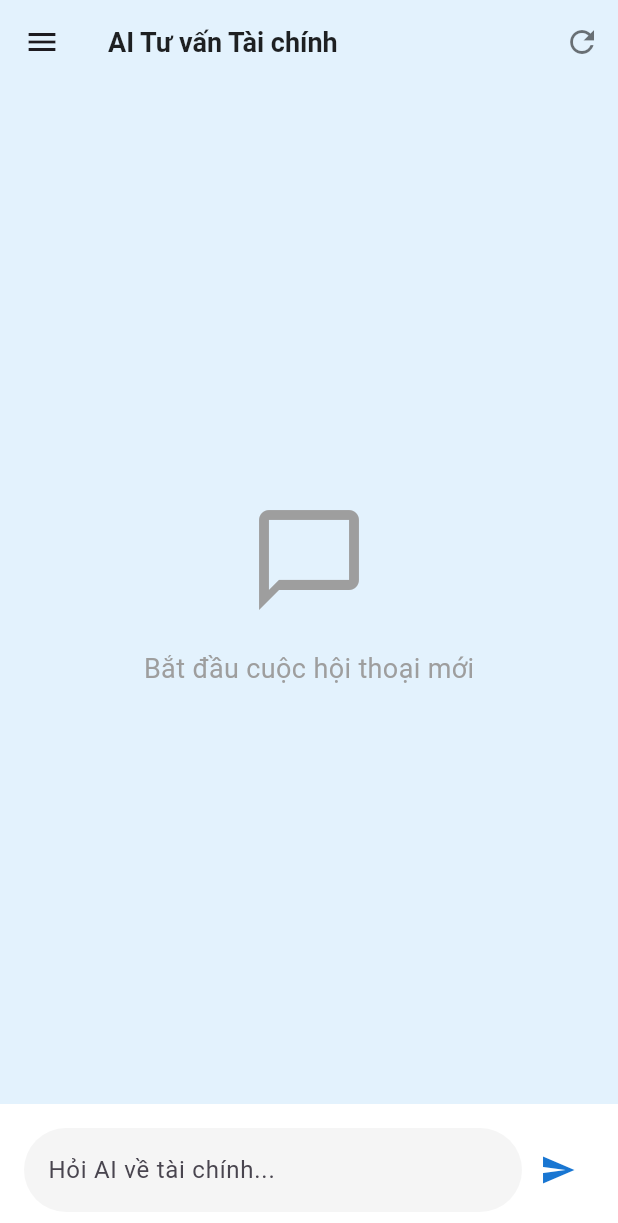
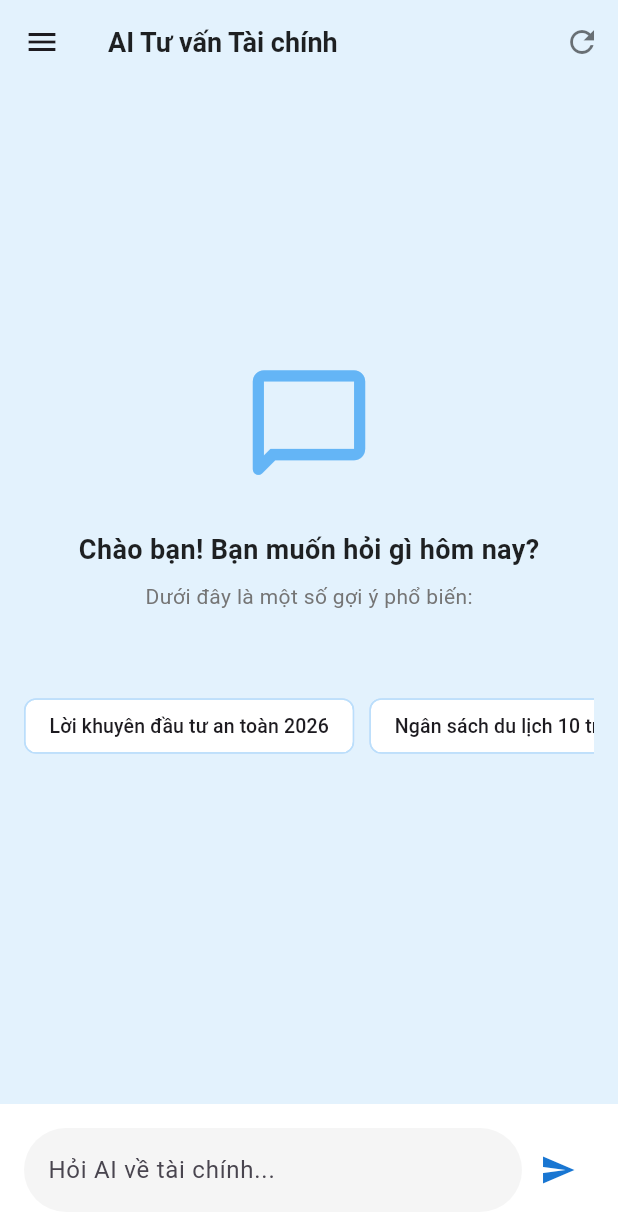
Before and after one commit to nguyentruong032/spend_wisely, a Flutter app: the ChatScreen screen opened directly, on a phone screen of 412 x 824 dp. Shown: the top 1223 px of the screen. Run offline on Flutter 3.47's test engine with Material 3 defaults, Android fonts, the phone set to English and light mode, and no system bars; our stand-ins replace firebase_auth, firebase_core, firebase_database, fl_chart, flutter_colorpicker, flutter_dotenv and 1 more; accounts and stored records are empty.

Commit message:
test change of chat + home

```diff
--- a/lib/Screen/chat_screen.dart
+++ b/lib/Screen/chat_screen.dart
@@ -290,7 +290,7 @@ class _ChatScreenState extends State<ChatScreen> {
               ),
             ),
 
-            // 4. Danh sách các cuộc hội thoại cũ
+            // 4. Danh sách các cuộc hội thoại cũ (SỬA Ở ĐÂY: Thêm icon delete)
             Expanded(
               child: _conversations.isEmpty
                   ? Center(
@@ -329,7 +329,9 @@ class _ChatScreenState extends State<ChatScreen> {
                             ),
                           ),
                           onTap: () {
-                            Navigator.pop(context);
+                            Navigator.pop(
+                              context,
+                            ); // Đóng Drawer trước khi load
                             if (!isSelected) {
                               setState(() {
                                 _currentConversationId = conv.conversationId;
@@ -342,7 +344,20 @@ class _ChatScreenState extends State<ChatScreen> {
                                   Icons.arrow_right,
                                   color: Color(0xFF1976D2),
                                 )
-                              : null,
+                              : IconButton(
+                                  // THÊM: Icon delete nếu không selected
+                                  icon: Icon(
+                                    Icons.delete_outline,
+                                    color: Colors.red[600],
+                                    size: 20,
+                                  ),
+                                  onPressed: () {
+                                    Navigator.pop(context); // Đóng Drawer
+                                    _confirmDeleteConversation(
+                                      conv,
+                                    ); // Gọi confirm xóa single
+                                  },
+                                ),
                         );
                       },
                     ),
@@ -445,30 +460,57 @@ class _ChatScreenState extends State<ChatScreen> {
       child: Column(
         mainAxisAlignment: MainAxisAlignment.center,
         children: [
-          Icon(Icons.chat_bubble_outline, size: 80, color: Colors.grey),
-          SizedBox(height: 20),
+          Icon(
+            Icons.chat_bubble_outline_rounded,
+            size: 90,
+            color: Colors.blue.shade300,
+          ),
+          const SizedBox(height: 24),
           Text(
-            "Bắt đầu cuộc hội thoại mới",
-            style: TextStyle(fontSize: 18, color: Colors.grey),
+            "Chào bạn! Bạn muốn hỏi gì hôm nay?",
+            style: TextStyle(
+              fontSize: 18,
+              fontWeight: FontWeight.w600,
+              color: Colors.black87,
+            ),
           ),
+          const SizedBox(height: 8),
+          Text(
+            "Dưới đây là một số gợi ý phổ biến:",
+            style: TextStyle(fontSize: 14, color: Colors.grey.shade600),
+          ),
+          const SizedBox(height: 20),
+          _buildSuggestedQuestions(), // ← Thêm dòng này
         ],
       ),
     );
   }
 
   Widget _buildSuggestedQuestions() {
-    final suggestions = GroqService.getSuggestedQuestions();
+    final suggestions = [
+      "Lời khuyên đầu tư an toàn 2026",
+      "Ngân sách du lịch 10 triệu nên chia thế nào?",
+    ];
     return Container(
-      height: 100,
-      padding: EdgeInsets.symmetric(horizontal: 16),
+      height: 125,
+      padding: const EdgeInsets.symmetric(horizontal: 16),
       child: ListView.builder(
         scrollDirection: Axis.horizontal,
         itemCount: suggestions.length,
         itemBuilder: (context, index) {
           return Padding(
-            padding: const EdgeInsets.only(right: 8.0, bottom: 20),
+            padding: const EdgeInsets.only(right: 10, bottom: 12),
             child: ActionChip(
-              label: Text(suggestions[index], style: TextStyle(fontSize: 12)),
+              elevation: 2,
+              backgroundColor: Colors.white,
+              side: BorderSide(color: Colors.blue.shade100),
+              label: Text(
+                suggestions[index],
+                style: const TextStyle(
+                  fontSize: 13,
+                  fontWeight: FontWeight.w500,
+                ),
+              ),
               onPressed: () => _sendMessage(suggestions[index]),
             ),
           );
```
Also changed, not shown: lib/Function/fire_services.dart (+0 -12 lines).
